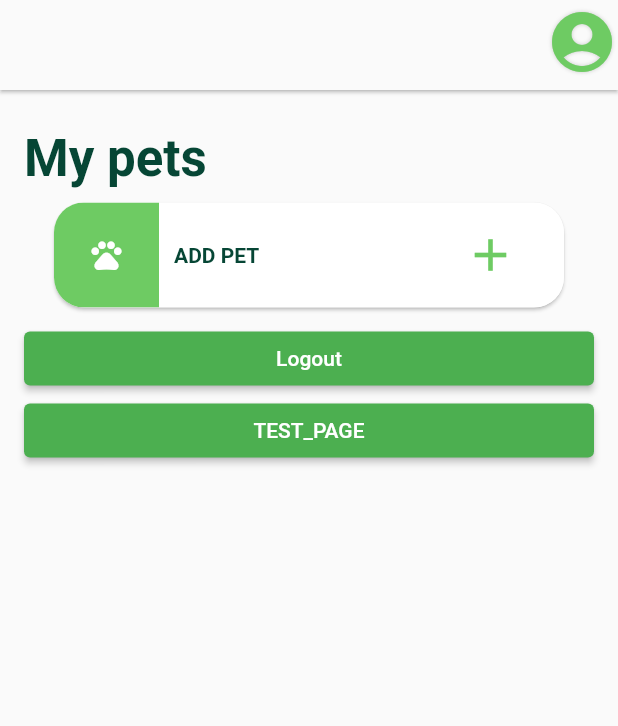
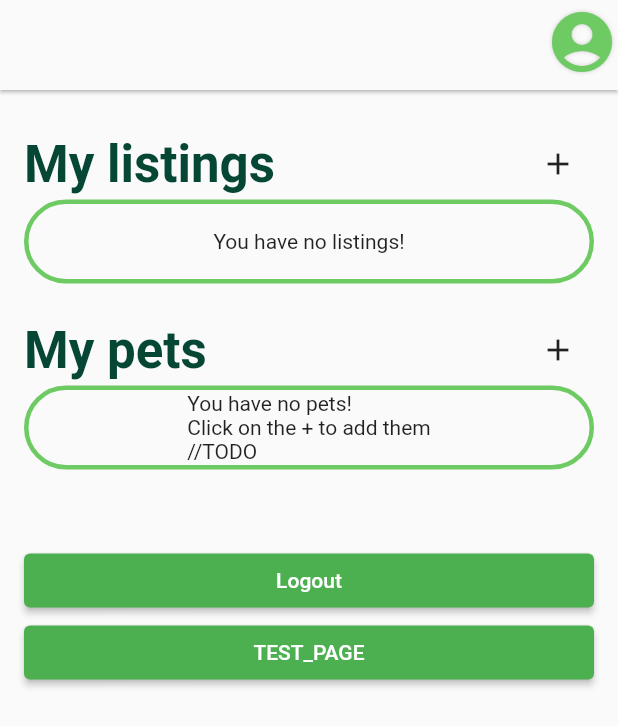
Before and after one commit to Mateorid/Flutter-project, a Flutter app: the HomePage screen opened by its route, on a phone screen of 412 x 824 dp. Shown: the top 726 px of the screen. Run offline on Flutter 3.47's test engine with Material 2 defaults, Android fonts, the phone set to English and light mode, and no system bars; our stand-ins replace cloud_firestore, email_validator, firebase_auth, firebase_core, flutter_svg, get_it and 1 more; accounts and stored records are empty.

Commit message:
i did something 🤪

```diff
--- a/lib/TODO.txt
+++ b/lib/TODO.txt
@@ -8,8 +8,14 @@
 - kdyz mam nejaky podmineny redering (info_tile) v metode, mam vrace null/Container nebo co?
 - extractovat konstatny nekam (Radius atd)
 - co kdyz bude chtit inzerat na vice mazlicku? xd
+- asi bude lepsi pridat owner id k petum -> lehci getovani vsech
+- udelat autofill hints pri user editu? (adrea a email?)
+- udelat si nejaky svuj future builder kde jen doplnime informace
 
 Otazky:
+- nejlepsi reseni tech obrazku?
 - je nejaky lepsi zpusob jak z vice textfieldu udelat usera nez to co mame ted?
 - V userovi mit list petu a reviews nebo len jejich IDs??
 - jde nejak zobrazit vsechny okraje widgetu?
+- muzeme pouzit nejake preddelane veci? (graficke rozlozeni a tak)
+- animace na listings a pets slide left -> delete a zatreseni (jak moc je to tezke xd)
--- a/lib/ioc_container.dart
+++ b/lib/ioc_container.dart
@@ -1,6 +1,7 @@
 import 'package:firebase_auth/firebase_auth.dart';
 import 'package:get_it/get_it.dart';
 import 'package:pet_sitting/services/auth_service.dart';
+import 'package:pet_sitting/services/icon_service.dart';
 import 'package:pet_sitting/services/pet_service.dart';
 import 'package:pet_sitting/services/user_service.dart';
 
@@ -23,5 +24,9 @@ class IoCContainer {
     get.registerSingleton<AuthService>(
       AuthService(get<FirebaseAuth>()),
     );
+
+    get.registerSingleton<IconService>(
+      IconService(),
+    );
   }
 }
--- a/lib/pages/edit_pet_page.dart
+++ b/lib/pages/edit_pet_page.dart
@@ -7,7 +7,7 @@ import 'package:pet_sitting/Models/Pet/pet_size.dart';
 import 'package:pet_sitting/handle_async_operation.dart';
 import 'package:pet_sitting/services/pet_service.dart';
 import 'package:pet_sitting/styles.dart';
-import 'package:pet_sitting/widgets/basic_title.dart';
+import 'package:pet_sitting/widgets/core/basic_title.dart';
 import 'package:pet_sitting/widgets/form_dropdown.dart';
 import 'package:pet_sitting/widgets/pet_size_select.dart';
 import 'package:pet_sitting/widgets/plain_text_field.dart';
--- a/lib/pages/edit_user_page.dart
+++ b/lib/pages/edit_user_page.dart
@@ -5,7 +5,7 @@ import 'package:pet_sitting/Models/user_extended.dart';
 import 'package:pet_sitting/handle_async_operation.dart';
 import 'package:pet_sitting/services/user_service.dart';
 import 'package:pet_sitting/styles.dart';
-import 'package:pet_sitting/widgets/basic_title.dart';
+import 'package:pet_sitting/widgets/core/basic_title.dart';
 import 'package:pet_sitting/widgets/plain_text_field.dart';
 import 'package:pet_sitting/widgets/round_button.dart';
 
--- a/lib/pages/home_page.dart
+++ b/lib/pages/home_page.dart
@@ -2,28 +2,72 @@ import 'package:firebase_auth/firebase_auth.dart';
 import 'package:flutter/material.dart';
 import 'package:go_router/go_router.dart';
 import 'package:pet_sitting/styles.dart';
-import 'package:pet_sitting/widgets/add_pet_tile.dart';
-import 'package:pet_sitting/widgets/basic_title.dart';
+import 'package:pet_sitting/widgets/core/clickable_outlined_container.dart';
+import 'package:pet_sitting/widgets/pet_overview_tile.dart';
 
+import '../Models/Pet/pet.dart';
 import '../ioc_container.dart';
 import '../services/auth_service.dart';
+import '../services/pet_service.dart';
+import '../widgets/core/home_page_title.dart';
 import '../widgets/global_snack_bar.dart';
 
 class HomePage extends StatefulWidget {
   HomePage({Key? key}) : super(key: key);
 
-  final User? user = get<AuthService>().currentUser;
+  // final User? user = get<AuthService>().currentUser;
 
   @override
   HomePageState createState() => HomePageState();
 }
 
 class HomePageState extends State<HomePage> {
+  final petService = get<PetService>();
+
   @override
   Widget build(BuildContext context) {
     return Scaffold(
-      appBar: PreferredSize(
-        preferredSize: Size.fromHeight(60),
+      appBar: _createAppBar(),
+      body: Container(
+        padding: const EdgeInsets.only(left: 16, top: 25, right: 16),
+        child: Center(
+          child: ListView(
+            children: [
+              HomePageTitle(text: 'My listings', addCallback: () {}),
+              const ClickableOutlinedContainer(
+                child: SizedBox(
+                  height: 50,
+                  child: Center(
+                    child: Text('You have no listings!'),
+                  ),
+                ),
+              ),
+              const SizedBox(height: 20),
+              HomePageTitle(
+                text: 'My pets',
+                addCallback: () => {context.pushNamed('create_pet')},
+              ),
+              _listUserPets(),
+              // const AddPetCard(),
+              const SizedBox(height: 50),
+              ElevatedButton(
+                onPressed: () => {_onLogoutPressed(context)},
+                child: const Text('Logout'),
+              ),
+              ElevatedButton(
+                onPressed: () => {context.pushNamed('pet_profile')},
+                child: const Text('TEST_PAGE'),
+              )
+            ],
+          ),
+        ),
+      ),
+    );
+  }
+
+  PreferredSizeWidget _createAppBar() {
+    return PreferredSize(
+      preferredSize: const Size.fromHeight(60),
       child: AppBar(
         elevation: 1,
         backgroundColor: Theme.of(context).scaffoldBackgroundColor,
@@ -35,8 +79,7 @@ class HomePageState extends State<HomePage> {
               onPressed: () => {_onAccountPressed(context)},
               icon: Icon(
                 shadows: [
-                    Shadow(
-                        color: Colors.black.withOpacity(0.2), blurRadius: 3.0)
+                  Shadow(color: Colors.black.withOpacity(0.2), blurRadius: 3.0)
                 ],
                 Icons.account_circle,
                 color: MAIN_GREEN,
@@ -45,31 +88,52 @@ class HomePageState extends State<HomePage> {
           ),
         ],
       ),
-      ),
-      body: Container(
-        padding: const EdgeInsets.only(left: 16, top: 25, right: 16),
+    );
+  }
+
+  //todo make all these parts a widget
+  Widget _listUserPets() {
+    return FutureBuilder(
+      future: petService.getAllPets(),
+      builder: (context, snapshot) {
+        if (snapshot.hasData) {
+          final petList = snapshot.data!;
+          if (petList.isEmpty) {
+            //todo
+            return const ClickableOutlinedContainer(
+              child: SizedBox(
+                height: 50,
                 child: Center(
-          child: ListView(
-            children: [
-              BasicTitle(text: 'My pets'),
-              const AddPetCard(),
-              ElevatedButton(
-                onPressed: () => {_onLogoutPressed(context)},
-                child: Text('Logout'),
-              ),
-              ElevatedButton(
-                onPressed: () => {context.pushNamed("pet_profile")},
-                child: Text('TEST_PAGE'),
-              )
-            ],
-          ),
+                  child: Text(
+                      'You have no pets!\nClick on the + to add them\n//TODO'),
                 ),
               ),
             );
           }
+          return Column(children: _petOverviewWidgets(petList));
+        }
+        if (snapshot.hasError) {
+          //todo
+          return ErrorWidget(const Text('error has occurred'));
+        }
+        return const Center(child: CircularProgressIndicator());
+      },
+    );
+  }
+
+  List<Widget> _petOverviewWidgets(List<Pet> pets) {
+    final List<Widget> res = List.empty(growable: true);
+    for (final e in pets) {
+      res.add(Padding(
+        padding: const EdgeInsets.all(4.0),
+        child: PetOverviewTile(pet: e),
+      ));
+    }
+    return res;
+  }
 
   void _onAccountPressed(BuildContext context) {
-    context.pushNamed("edit_user");
+    context.pushNamed('edit_user');
   }
 
   void _onLogoutPressed(BuildContext context) async {
@@ -80,12 +144,12 @@ class HomePageState extends State<HomePage> {
     } on FirebaseAuthException catch (e) {
       GlobalSnackBar.showAlertError(
           context: context,
-          bigText: "Error",
+          bigText: 'Error',
           smallText: e.message ?? 'Unknown error occurred');
     } catch (e) {
       GlobalSnackBar.showAlertError(
           context: context,
-          bigText: "Error",
+          bigText: 'Error',
           smallText: 'Unknown error, please try again later');
     }
   }
--- a/lib/widgets/add_pet_tile.dart
+++ b/lib/widgets/add_pet_tile.dart
@@ -10,20 +10,22 @@ class AddPetCard extends StatelessWidget {
   Widget build(BuildContext context) {
     return Padding(
       padding: EdgeInsets.symmetric(vertical: 10.0, horizontal: 20.0),
+      child: GestureDetector(
+        onTap: () => {context.pushNamed("create_pet")},
         child: Material(
           elevation: 1,
           borderRadius: BorderRadius.circular(20.0),
           child: ClipRRect(
             borderRadius: BorderRadius.circular(20),
             child: Container(
-            height: 70,
+              height: 50,
               color: Colors.white,
               child: Row(
                 children: <Widget>[
                   Container(
                     color: MAIN_GREEN,
-                  width: 70,
-                  height: 70,
+                    width: 50,
+                    height: 50,
                     child: Icon(Icons.pets, color: Colors.white),
                   ),
                   SizedBox(width: 10),
@@ -35,19 +37,19 @@ class AddPetCard extends StatelessWidget {
                         Text(
                           'ADD PET',
                           style: TextStyle(
-                            color: DARK_GREEN, fontWeight: FontWeight.bold),
+                            color: DARK_GREEN,
+                            fontSize: 16,
+                            fontWeight: FontWeight.bold,
+                          ),
                         ),
                       ],
                     ),
                   ),
                   Transform.scale(
                     scale: 1.5,
-                  child: Padding(
-                    padding: const EdgeInsets.only(right: 20),
-                    child: IconButton(
-                      icon: const Icon(Icons.add, color: MAIN_GREEN),
-                      onPressed: () => {context.pushNamed("create_pet")},
-                    ),
+                    child: const Padding(
+                      padding: EdgeInsets.only(right: 20),
+                      child: Icon(Icons.add, color: MAIN_GREEN),
                     ),
                   ),
                 ],
@@ -55,6 +57,7 @@ class AddPetCard extends StatelessWidget {
             ),
           ),
         ),
+      ),
     );
   }
 }
--- a/lib/widgets/basic_title.dart
+++ b/lib/widgets/core/basic_title.dart
@@ -1,6 +1,6 @@
 import 'package:flutter/material.dart';
 
-import '../styles.dart';
+import '../../styles.dart';
 
 class BasicTitle extends StatelessWidget {
   final String text;
--- /dev/null
+++ b/lib/widgets/core/clickable_outlined_container.dart
@@ -0,0 +1,25 @@
+import 'package:flutter/material.dart';
+
+import '../../styles.dart';
+
+class ClickableOutlinedContainer extends StatelessWidget {
+  const ClickableOutlinedContainer(
+      {super.key, required this.child, this.onTap});
+
+  final Widget child;
+  final VoidCallback? onTap;
+
+  @override
+  Widget build(BuildContext context) {
+    return GestureDetector(
+      onTap: onTap ?? () {},
+      child: Container(
+        decoration: BoxDecoration(
+          border: Border.all(width: 3, color: MAIN_GREEN),
+          borderRadius: const BorderRadius.all(Radius.circular(30)),
+        ),
+        child: child,
+      ),
+    );
+  }
+}
--- /dev/null
+++ b/lib/widgets/core/home_page_title.dart
@@ -0,0 +1,21 @@
+import 'package:flutter/material.dart';
+
+import 'basic_title.dart';
+
+class HomePageTitle extends StatelessWidget {
+  const HomePageTitle({super.key, required this.text, this.addCallback});
+
+  final String text;
+  final VoidCallback? addCallback;
+
+  @override
+  Widget build(BuildContext context) {
+    return Row(
+      children: [
+        BasicTitle(text: text),
+        const Spacer(),
+        IconButton(onPressed: addCallback, icon: const Icon(Icons.add))
+      ],
+    );
+  }
+}
```
Also changed, not shown: lib/pages/pet_profile_page.dart (+7 -3 lines), lib/services/icon_service.dart (added, +31 -0 lines), lib/services/pet_service.dart (+14 -5 lines), lib/widgets/core/content_with_label.dart (added, +28 -0 lines), lib/widgets/pet_overview_tile.dart (+41 -3 lines). Lines whose indentation alone changed are shown as unchanged.
